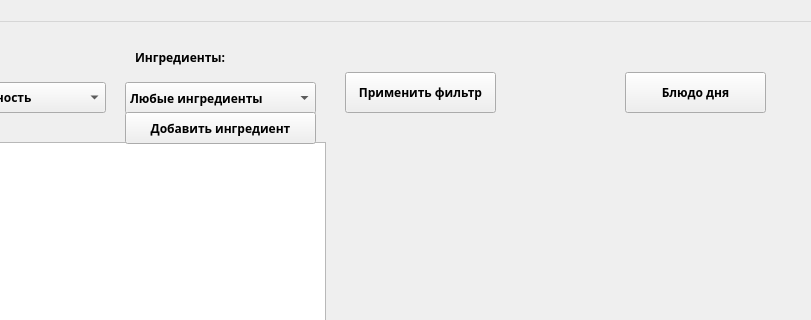
Before: the Qt Designer form mainmenu.ui in DexterVGA/FrenchCuisine, drawn with Qt 5; both pictures show x 305 to 1116 and y 0 to 320 of the 1116 by 855 pixel window.
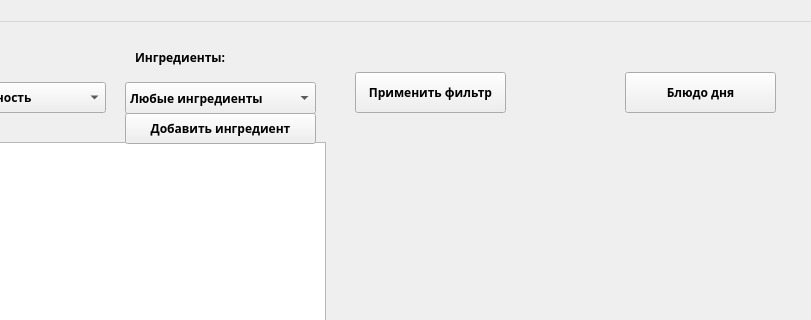
After: the same form once the commit is applied.

Commit message: added css style

Diff of the .ui file:
```diff
--- a/mainmenu.ui
+++ b/mainmenu.ui
@@ -21,6 +21,9 @@
   <property name="windowTitle">
    <string>Рецепты французской кухни</string>
   </property>
+  <property name="styleSheet">
+   <string notr="true"/>
+  </property>
   <widget class="QWidget" name="centralwidget">
    <widget class="QComboBox" name="comboBox">
     <property name="geometry">
@@ -228,9 +231,9 @@
     <property name="geometry">
      <rect>
       <x>430</x>
-      <y>90</y>
+      <y>91</y>
       <width>191</width>
-      <height>32</height>
+      <height>31</height>
      </rect>
     </property>
     <property name="text">
@@ -240,12 +243,35 @@
    <widget class="QPushButton" name="setFilter_button">
     <property name="geometry">
      <rect>
-      <x>650</x>
+      <x>660</x>
       <y>50</y>
       <width>151</width>
       <height>41</height>
      </rect>
     </property>
+    <property name="sizePolicy">
+     <sizepolicy hsizetype="Minimum" vsizetype="Fixed">
+      <horstretch>0</horstretch>
+      <verstretch>0</verstretch>
+     </sizepolicy>
+    </property>
+    <property name="maximumSize">
+     <size>
+      <width>16777215</width>
+      <height>16777215</height>
+     </size>
+    </property>
+    <property name="font">
+     <font>
+      <family>PT Sans Caption</family>
+      <weight>75</weight>
+      <italic>false</italic>
+      <bold>true</bold>
+     </font>
+    </property>
+    <property name="styleSheet">
+     <string notr="true"/>
+    </property>
     <property name="text">
      <string>Применить фильтр</string>
     </property>
@@ -255,7 +281,7 @@
      <rect>
       <x>930</x>
       <y>50</y>
-      <width>141</width>
+      <width>151</width>
       <height>41</height>
      </rect>
     </property>
```
The commit also changes 7 other files.
